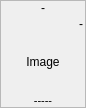
Before: the Qt Designer form workflow/ui/thumbimageframe.ui in cseyve/piaf, drawn with Qt 5.
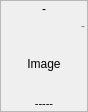
After: the same form once the commit is applied. Custom widgets are drawn as their Qt base class.

Patch:
```diff
--- a/workflow/ui/thumbimageframe.ui
+++ b/workflow/ui/thumbimageframe.ui
@@ -6,8 +6,8 @@
    <rect>
     <x>0</x>
     <y>0</y>
-    <width>86</width>
-    <height>108</height>
+    <width>88</width>
+    <height>112</height>
    </rect>
   </property>
   <property name="maximumSize">
@@ -75,7 +75,8 @@
       </sizepolicy>
      </property>
      <property name="styleSheet">
-      <string notr="true">font: 9pt &quot;Courier 10 Pitch&quot;;</string>
+      <string notr="true">font: 9pt &quot;Courier 10 Pitch&quot;; 
+color: #808080; </string>
      </property>
      <property name="text">
       <string>-</string>
```
